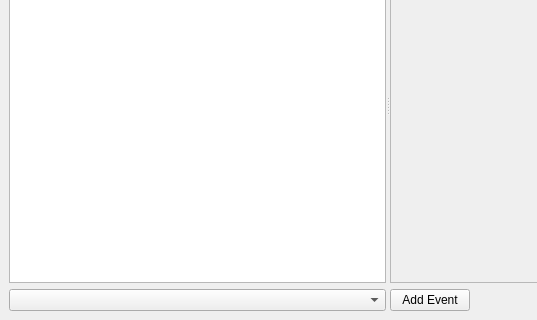
Before: the Qt Designer form tools/cathedral/ui/EventWindow.ui in comphack/comp_hack, drawn with Qt 5; both pictures show x 0 to 537 and y 130 to 450 of the 715 by 450 pixel window.
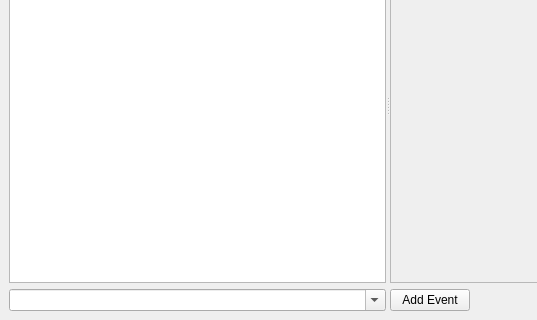
After: the same form once the commit is applied.

Commit message: Allow typing in the event file window

What changed in the file:
```diff
--- a/tools/cathedral/ui/EventWindow.ui
+++ b/tools/cathedral/ui/EventWindow.ui
@@ -58,6 +58,12 @@
             <verstretch>0</verstretch>
            </sizepolicy>
           </property>
+          <property name="editable">
+           <bool>true</bool>
+          </property>
+          <property name="insertPolicy">
+           <enum>QComboBox::NoInsert</enum>
+          </property>
          </widget>
         </item>
        </layout>
```
The commit also changes 2 other files.
